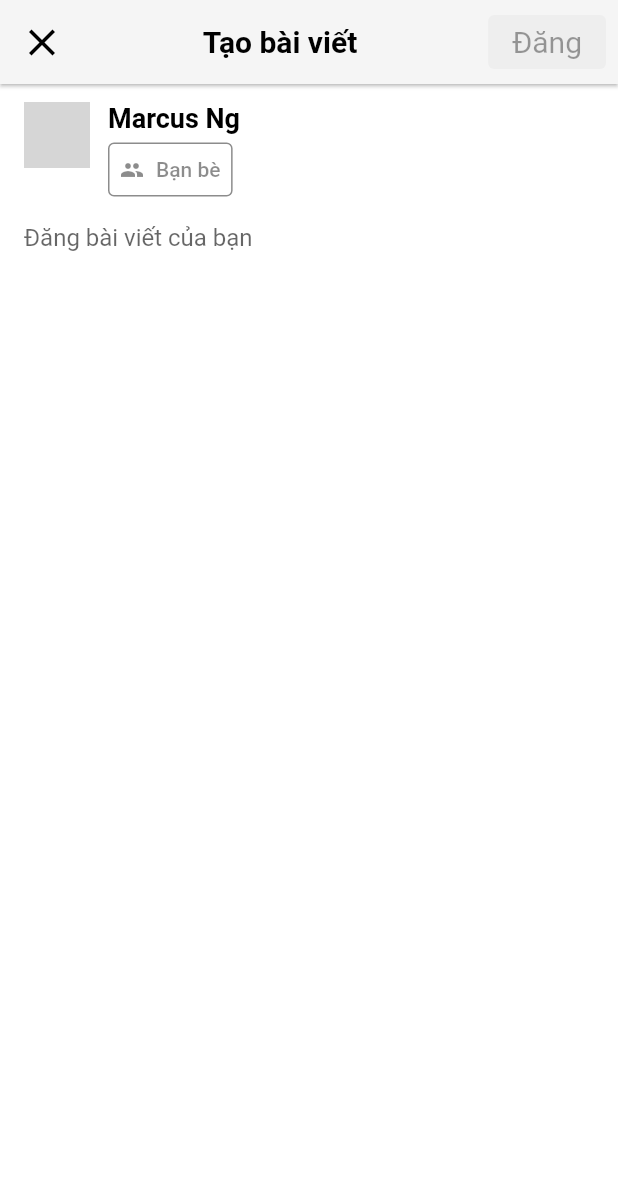
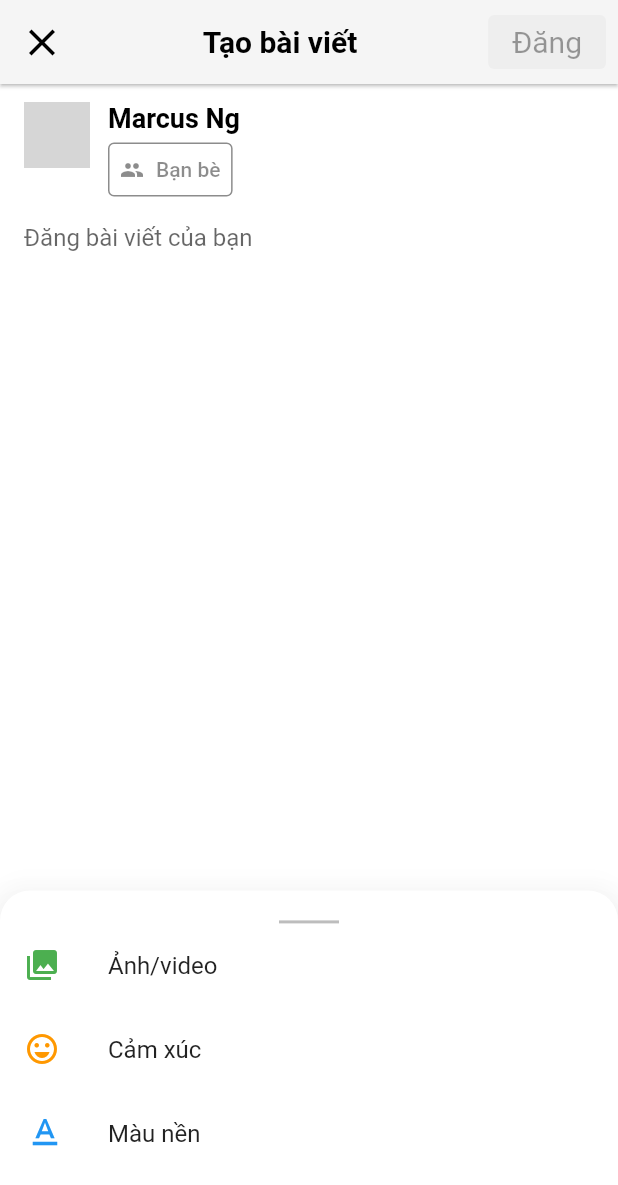
Before and after one commit to badao12x3/backend_fakebook, a Flutter app: the CreatePostScreen screen opened directly, on a phone screen of 412 x 824 dp. Shown: the top 1185 px of the screen. Run offline on Flutter 3.47's test engine with Material 2 defaults, Android fonts, the phone set to English and light mode, and no system bars; our stand-ins replace bloc, bloc_concurrency, cached_network_image, device_info_plus, equatable, flutter_bloc and 6 more; accounts and stored records are empty; network calls fail; grey boxes are pictures that could not be loaded.

Commit message:
create post screen thêm status

```diff
--- a/lib/routes.dart
+++ b/lib/routes.dart
@@ -1,5 +1,7 @@
 class Routes {
   static const String home_screen = "/home_screen";
+  static const String create_post_screen = "/create_post_screen";
+  static const String emotion_screen = "/emotion_screen";
   static const String login_screen = "/login_screen";
   static const String nav_screen = "/nav_screen";
   static const String post_detail_screen = "/post_detail_screen";
--- a/lib/screens/nav_screen.dart
+++ b/lib/screens/nav_screen.dart
@@ -61,7 +61,7 @@ class _NavScreenState extends State<NavScreen> with TickerProviderStateMixin{
       body: TabBarView(
         controller: _tabController,
         children: _screens,
-        physics: NeverScrollableScrollPhysics()
+        // physics: NeverScrollableScrollPhysics()
       ),
       bottomNavigationBar: TabBar(
         controller: _tabController,
--- a/lib/screens/post/create_post_screen.dart
+++ b/lib/screens/post/create_post_screen.dart
@@ -1,7 +1,10 @@
+import 'package:fakebook_frontend/routes.dart';
+import 'package:image_picker/image_picker.dart';
+import 'package:flutter/material.dart';
+
 import 'package:fakebook_frontend/constants/assets/palette.dart';
 import 'package:fakebook_frontend/constants/localdata/local_data.dart';
 import 'package:fakebook_frontend/screens/post/widgets/post_widgets.dart';
-import 'package:flutter/material.dart';
 
 
 class CreatePostScreen extends StatefulWidget  {
@@ -15,6 +18,7 @@ class CreatePostScreen extends StatefulWidget  {
 class _CreatePostScreenState extends State<CreatePostScreen> {
   // In any case, when you are using a TextEditingController (or maintaining any mutable state), then you should use a StatefulWidget and keep the state in the State class.
   final TextEditingController textEditingController = TextEditingController();
+  String? status;
 
   @override
   void initState() {
@@ -39,28 +43,101 @@ class _CreatePostScreenState extends State<CreatePostScreen> {
         action: 'Đăng',
         textEditingController: textEditingController,
       ),
-      body: Padding(
+      body: Stack(
+        children: [
+          Positioned.fill(
+            bottom: MediaQuery.of(context).size.height * 0.2,
+            child: Padding(
               padding: EdgeInsets.symmetric(horizontal: 16, vertical: 12),
               child: SingleChildScrollView(
                 scrollDirection: Axis.vertical,
                 child: Column(
                   mainAxisAlignment: MainAxisAlignment.start,
                   children: [
-                PostInfo(avtUrl: currentUser.imageUrl, name: currentUser.name),
+                    PostInfo(avtUrl: currentUser.imageUrl, name: currentUser.name, status: status),
                     Padding(
                       padding: EdgeInsets.fromLTRB(0, 12, 0, 12),
                       child: TextField(
                         controller: textEditingController,
-                    decoration: InputDecoration.collapsed(hintText: 'Đăng bài viết của bạn'),
+                        decoration: InputDecoration.collapsed(
+                            hintText: 'Đăng bài viết của bạn'),
                         maxLines: null,
                         keyboardType: TextInputType.multiline,
                       ),
                     )
                   ],
-
                 ),
               ),
             ),
+          ),
+          Positioned.fill(
+              child: DraggableScrollableSheet(
+                initialChildSize: 0.3,
+                maxChildSize: 0.3,
+                minChildSize: 0.2,
+                builder: (_, controller) {
+                  return Material(
+                    elevation: 20,
+                    borderRadius: BorderRadius.vertical(
+                      top: Radius.circular(20)
+                    ),
+                    color: Colors.white,
+                    child: Column(
+                      children: [
+                        Center(
+                          child: Container(
+                            margin: EdgeInsets.fromLTRB(0, 20, 0, 0),
+                            width: 40,
+                            color: Colors.grey[400],
+                            height: 2,
+                          ),
+                        ),
+                        Expanded(
+                          child: ListView.builder(
+                            controller: controller,
+                            itemCount: 3,
+                            itemBuilder: (context, index) {
+                              switch (index) {
+                                case 0:
+                                  return ListTile(
+                                    onTap: () {},
+                                    leading: Icon(Icons.photo_library, color: Colors.green),
+                                    title: Text('Ảnh/video')
+                                  );
+                                case 1:
+                                  return ListTile(
+                                      onTap: () async {
+                                        final statusGetBack = await Navigator.of(context).pushNamed(Routes.emotion_screen, arguments: status) as String?;
+                                        // print("#Create_post_screen: $statusGetBack");
+                                        setState(() {
+                                          this.status = statusGetBack;
+                                        });
+                                        },
+                                      leading: Icon(Icons.emoji_emotions_outlined, color: Colors.orange),
+                                      title: Text('Cảm xúc')
+                                  );
+                                case 2:
+                                  return ListTile(
+                                      onTap: () {},
+                                      leading: Icon(Icons.text_format, color: Colors.blue, size: 28),
+                                      title: Text('Màu nền')
+                                  );
+                                default:
+                                  return ListTile(
+                                      onTap: () {},
+                                      leading: Icon(Icons.photo_library, color: Colors.green),
+                                      title: Text('Ảnh/video')
+                                  );
+                              }
+                            }),
+                        ),
+                      ],
+                    ),
+                  );
+                }
+              )
+          )
+      ]),
     );
   }
 }
--- a/lib/screens/post/widgets/post_appbar.dart
+++ b/lib/screens/post/widgets/post_appbar.dart
@@ -5,9 +5,10 @@ import 'package:flutter/services.dart';
 class PostAppbar extends StatefulWidget implements PreferredSizeWidget {
   final String title;
   final String action;
-  final TextEditingController textEditingController;
+  final TextEditingController? textEditingController;
+  final Map? extras;
 
-  const PostAppbar({Key? key, required this.title, required this.action, required this.textEditingController}) : super(key: key);
+  const PostAppbar({Key? key, required this.title, required this.action, this.textEditingController, this.extras}) : super(key: key);
 
   @override
   // TODO: implement preferredSize
@@ -19,23 +20,22 @@ class PostAppbar extends StatefulWidget implements PreferredSizeWidget {
 }
 
 class _PostAppbarState extends State<PostAppbar> {
-  bool allowedToAct = false;
-
+  late bool allowedToAct;
 
   @override
   void initState() {
     // TODO: implement initState
     super.initState();
-    widget.textEditingController.addListener(
+    allowedToAct = widget.title == "Bạn thế nào rồi?" ? true : false;
+    widget.textEditingController?.addListener(
       () {
         setState(() {
-          allowedToAct = widget.textEditingController.text.isNotEmpty;
+          allowedToAct = widget.textEditingController!.text.isNotEmpty;
         });
       });
   }
   @override
   Widget build(BuildContext context) {
-    print(allowedToAct);
     return AppBar(
       leading: Container(
         margin: EdgeInsets.symmetric(horizontal: 4),
@@ -47,6 +47,7 @@ class _PostAppbarState extends State<PostAppbar> {
           iconSize: 30,
           color: Colors.black,
           onPressed: () {
+            // pop context ở nút này sẽ không lưu lại giá trị status mới
             Navigator.pop(context);
           },
         ),
@@ -85,7 +86,9 @@ class _PostAppbarState extends State<PostAppbar> {
               //   fontSize: 20
               // )
             ),
-            onPressed: allowedToAct ? () {} : null,
+            onPressed: allowedToAct ? () {
+              Navigator.pop(context, widget.extras?['status']);
+            } : null,
           ),
         )
       ],
--- a/lib/screens/post/widgets/post_info.dart
+++ b/lib/screens/post/widgets/post_info.dart
@@ -4,11 +4,12 @@ import 'package:cached_network_image/cached_network_image.dart';
 class PostInfo extends StatelessWidget {
   final String avtUrl;
   final String name;
-
-  const PostInfo({Key? key, required this.avtUrl, required this.name}) : super(key: key);
+  final String? status;
+  PostInfo({Key? key, required this.avtUrl, required this.name, this.status}) : super(key: key);
 
   @override
   Widget build(BuildContext context) {
+    print("#Post_info: $status");
     return Container(
       child: Row(
         crossAxisAlignment: CrossAxisAlignment.start,
@@ -22,7 +23,17 @@ class PostInfo extends StatelessWidget {
             child: Column(
               crossAxisAlignment: CrossAxisAlignment.start,
               children: [
-                Text(name, style: const TextStyle(fontWeight: FontWeight.bold, color: Colors.black, fontSize: 18)),
+                RichText(
+                  text: TextSpan(
+                    children: <TextSpan>[
+                      TextSpan(text: '$name ', style: TextStyle(fontWeight: FontWeight.bold, color: Colors.black, fontSize: 18)),
+                      if(status != null) TextSpan(text: 'hiện đang cảm thấy ',  style: TextStyle(color: Colors.black, fontSize: 16)),
+                      if(status != null) TextSpan(text: '$status', style: TextStyle(fontWeight: FontWeight.bold, color: Colors.black, fontSize: 18)),
+                    ],
+                  ),
+                  // maxLines: 2,
+                  // overflow: TextOverflow.ellipsis
+                ),
                 OutlinedButton.icon(
                     style: OutlinedButton.styleFrom(
                       side: const BorderSide(color: Colors.black45),
--- a/lib/screens/screens.dart
+++ b/lib/screens/screens.dart
@@ -2,4 +2,5 @@ export './home/home_screen.dart';
 export './nav_screen.dart';
 export './post/create_post_screen.dart';
 export './post/post_detail_screen.dart';
+export './post/emotion_screen.dart';
 export './login/login_screen.dart';
--- a/pubspec.yaml
+++ b/pubspec.yaml
@@ -50,6 +50,7 @@ dependencies:
   device_info_plus: ^8.0.0
   formz: ^0.4.1
   shared_preferences: ^2.0.17
+  image_picker: ^0.8.6+1
 
 dev_dependencies:
   flutter_test:
```
Also changed, not shown: lib/main.dart (+5 -2 lines), lib/screens/home/widgets/create_post_container.dart (+7 -5 lines), lib/screens/post/emotion_screen.dart (added, +312 -0 lines), pubspec.lock. Lines whose indentation alone changed are shown as unchanged.
